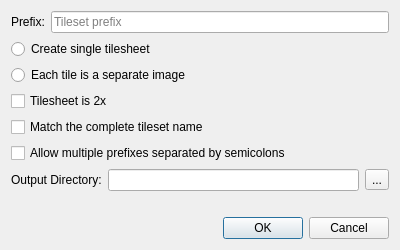
Above: TileZed/src/tiled/packextractdialog.ui from Unjammer/PZ_Mapping_Tools before the change. Below: the same form after it.
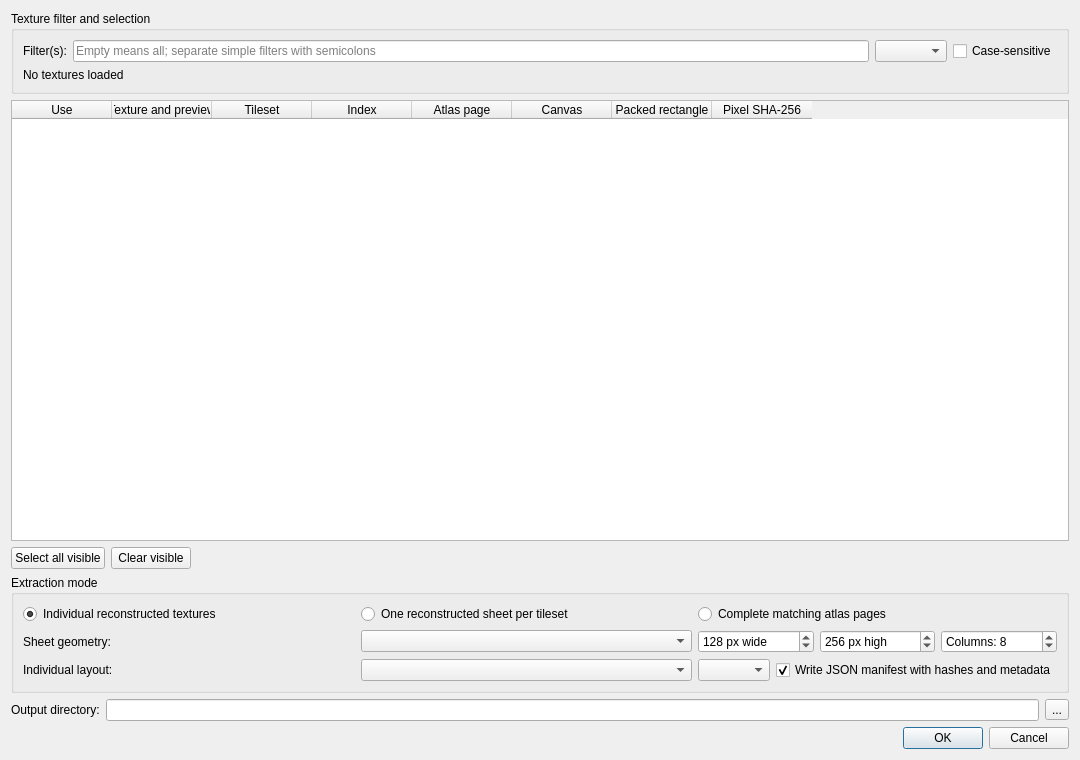
That is the form after the change.

```diff
--- a/TileZed/src/tiled/packextractdialog.ui
+++ b/TileZed/src/tiled/packextractdialog.ui
@@ -6,45 +6,263 @@
    <rect>
     <x>0</x>
     <y>0</y>
-    <width>400</width>
-    <height>250</height>
+    <width>1080</width>
+    <height>760</height>
    </rect>
   </property>
   <property name="windowTitle">
    <string>Extract .pack Images</string>
   </property>
-  <layout class="QGridLayout" name="gridLayout">
-   <item row="0" column="0">
-    <layout class="QHBoxLayout" name="horizontalLayout">
+  <layout class="QVBoxLayout" name="mainLayout">
+   <item>
+    <widget class="QGroupBox" name="filterGroup">
+     <property name="title">
+      <string>Texture filter and selection</string>
+     </property>
+     <layout class="QGridLayout" name="filterLayout">
+      <item row="0" column="0">
+       <widget class="QLabel" name="filterLabel">
+        <property name="text">
+         <string>Filter(s):</string>
+        </property>
+       </widget>
+      </item>
+      <item row="0" column="1">
+       <widget class="QLineEdit" name="filterEdit">
+        <property name="placeholderText">
+         <string>Empty means all; separate simple filters with semicolons</string>
+        </property>
+       </widget>
+      </item>
+      <item row="0" column="2">
+       <widget class="QComboBox" name="matchModeCombo"/>
+      </item>
+      <item row="0" column="3">
+       <widget class="QCheckBox" name="caseSensitiveCheck">
+        <property name="text">
+         <string>Case-sensitive</string>
+        </property>
+       </widget>
+      </item>
+      <item row="1" column="0" colspan="4">
+       <widget class="QLabel" name="matchSummary">
+        <property name="text">
+         <string>No textures loaded</string>
+        </property>
+       </widget>
+      </item>
+     </layout>
+    </widget>
+   </item>
+   <item>
+    <widget class="QTableWidget" name="textureTable">
+     <property name="alternatingRowColors">
+      <bool>true</bool>
+     </property>
+     <property name="sortingEnabled">
+      <bool>true</bool>
+     </property>
+     <column>
+      <property name="text">
+       <string>Use</string>
+      </property>
+     </column>
+     <column>
+      <property name="text">
+       <string>Texture and preview</string>
+      </property>
+     </column>
+     <column>
+      <property name="text">
+       <string>Tileset</string>
+      </property>
+     </column>
+     <column>
+      <property name="text">
+       <string>Index</string>
+      </property>
+     </column>
+     <column>
+      <property name="text">
+       <string>Atlas page</string>
+      </property>
+     </column>
+     <column>
+      <property name="text">
+       <string>Canvas</string>
+      </property>
+     </column>
+     <column>
+      <property name="text">
+       <string>Packed rectangle</string>
+      </property>
+     </column>
+     <column>
+      <property name="text">
+       <string>Pixel SHA-256</string>
+      </property>
+     </column>
+    </widget>
+   </item>
+   <item>
+    <layout class="QHBoxLayout" name="selectionButtonsLayout">
      <item>
-      <widget class="QLabel" name="label">
+      <widget class="QPushButton" name="selectVisibleButton">
        <property name="text">
-        <string>Prefix:</string>
+        <string>Select all visible</string>
        </property>
       </widget>
      </item>
      <item>
-      <widget class="QLineEdit" name="prefixEdit">
-       <property name="placeholderText">
-        <string>Tileset prefix</string>
+      <widget class="QPushButton" name="clearVisibleButton">
+       <property name="text">
+        <string>Clear visible</string>
        </property>
       </widget>
      </item>
+     <item>
+      <spacer name="selectionSpacer">
+       <property name="orientation">
+        <enum>Qt::Horizontal</enum>
+       </property>
+       <property name="sizeHint" stdset="0">
+        <size>
+         <width>40</width>
+         <height>20</height>
+        </size>
+       </property>
+      </spacer>
+     </item>
     </layout>
    </item>
-   <item row="1" column="0">
-    <widget class="QRadioButton" name="radioSingle">
-     <property name="text">
-      <string>Create single tilesheet</string>
+   <item>
+    <widget class="QGroupBox" name="modeGroup">
+     <property name="title">
+      <string>Extraction mode</string>
      </property>
+     <layout class="QGridLayout" name="modeLayout">
+      <item row="0" column="0">
+       <widget class="QRadioButton" name="radioIndividual">
+        <property name="text">
+         <string>Individual reconstructed textures</string>
+        </property>
+        <property name="checked">
+         <bool>true</bool>
+        </property>
+       </widget>
+      </item>
+      <item row="0" column="1">
+       <widget class="QRadioButton" name="radioSheets">
+        <property name="text">
+         <string>One reconstructed sheet per tileset</string>
+        </property>
+       </widget>
+      </item>
+      <item row="0" column="2">
+       <widget class="QRadioButton" name="radioPages">
+        <property name="text">
+         <string>Complete matching atlas pages</string>
+        </property>
+       </widget>
+      </item>
+      <item row="1" column="0">
+       <widget class="QLabel" name="geometryLabel">
+        <property name="text">
+         <string>Sheet geometry:</string>
+        </property>
+       </widget>
+      </item>
+      <item row="1" column="1">
+       <widget class="QComboBox" name="geometryCombo"/>
+      </item>
+      <item row="1" column="2">
+       <layout class="QHBoxLayout" name="customGeometryLayout">
+        <item>
+         <widget class="QSpinBox" name="cellWidthSpin">
+          <property name="suffix">
+           <string> px wide</string>
+          </property>
+          <property name="minimum">
+           <number>1</number>
+          </property>
+          <property name="maximum">
+           <number>4096</number>
+          </property>
+          <property name="value">
+           <number>128</number>
+          </property>
+         </widget>
+        </item>
+        <item>
+         <widget class="QSpinBox" name="cellHeightSpin">
+          <property name="suffix">
+           <string> px high</string>
+          </property>
+          <property name="minimum">
+           <number>1</number>
+          </property>
+          <property name="maximum">
+           <number>4096</number>
+          </property>
+          <property name="value">
+           <number>256</number>
+          </property>
+         </widget>
+        </item>
+        <item>
+         <widget class="QSpinBox" name="columnSpin">
+          <property name="prefix">
+           <string>Columns: </string>
+          </property>
+          <property name="minimum">
+           <number>1</number>
+          </property>
+          <property name="maximum">
+           <number>64</number>
+          </property>
+          <property name="value">
+           <number>8</number>
+          </property>
+         </widget>
+        </item>
+       </layout>
+      </item>
+      <item row="2" column="0">
+       <widget class="QLabel" name="layoutLabel">
+        <property name="text">
+         <string>Individual layout:</string>
+        </property>
+       </widget>
+      </item>
+      <item row="2" column="1">
+       <widget class="QComboBox" name="outputLayoutCombo"/>
+      </item>
+      <item row="2" column="2">
+       <layout class="QHBoxLayout" name="conflictLayout">
+        <item>
+         <widget class="QComboBox" name="conflictCombo"/>
+        </item>
+        <item>
+         <widget class="QCheckBox" name="manifestCheck">
+          <property name="text">
+           <string>Write JSON manifest with hashes and metadata</string>
+          </property>
+          <property name="checked">
+           <bool>true</bool>
+          </property>
+         </widget>
+        </item>
+       </layout>
+      </item>
+     </layout>
     </widget>
    </item>
-   <item row="7" column="0">
-    <layout class="QHBoxLayout" name="horizontalLayout_2">
+   <item>
+    <layout class="QHBoxLayout" name="outputLayout">
      <item>
       <widget class="QLabel" name="label_2">
        <property name="text">
-        <string>Output Directory:</string>
+        <string>Output directory:</string>
        </property>
       </widget>
      </item>
@@ -60,20 +278,7 @@
      </item>
     </layout>
    </item>
-   <item row="8" column="0">
-    <spacer name="verticalSpacer">
-     <property name="orientation">
-      <enum>Qt::Vertical</enum>
-     </property>
-     <property name="sizeHint" stdset="0">
-      <size>
-       <width>20</width>
-       <height>40</height>
-      </size>
-     </property>
-    </spacer>
-   </item>
-   <item row="9" column="0">
+   <item>
     <widget class="QDialogButtonBox" name="buttonBox">
      <property name="orientation">
       <enum>Qt::Horizontal</enum>
@@ -83,37 +288,6 @@
      </property>
     </widget>
    </item>
-   <item row="3" column="0">
-    <widget class="QRadioButton" name="radioMultiple">
-     <property name="text">
-      <string>Each tile is a separate image</string>
-     </property>
-    </widget>
-   </item>
-   <item row="4" column="0">
-    <widget class="QCheckBox" name="checkBox2x">
-     <property name="text">
-      <string>Tilesheet is 2x</string>
-     </property>
-    </widget>
-   </item>
-   <item row="5" column="0">
-    <widget class="QCheckBox" name="wholeWordCheck">
-     <property name="text">
-      <string>Match the complete tileset name</string>
-     </property>
-     <property name="toolTip">
-      <string>For example, "walls" will not include tiles from "walls_exterior".</string>
-     </property>
-    </widget>
-   </item>
-   <item row="6" column="0">
-    <widget class="QCheckBox" name="multiplePrefixesCheck">
-     <property name="text">
-      <string>Allow multiple prefixes separated by semicolons</string>
-     </property>
-    </widget>
-   </item>
   </layout>
  </widget>
  <resources/>
```
Left out of the diff: 24 changed lines with no effect on the pictures.
